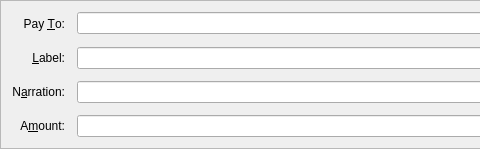
Old version of the form src/qt/forms/sendcoinsentry.ui in the repository Wincoinofficial/wincoin; both pictures show x 0 to 480 and y 0 to 149 of the 729 by 149 pixel window.
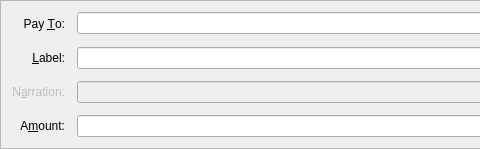
New version of the form. Icons and pictures are not drawn. Custom widgets are drawn as their Qt base class.

Diff of the .ui file:
```diff
--- a/src/qt/forms/sendcoinsentry.ui
+++ b/src/qt/forms/sendcoinsentry.ui
@@ -7,7 +7,7 @@
     <x>0</x>
     <y>0</y>
     <width>729</width>
-    <height>136</height>
+    <height>142</height>
    </rect>
   </property>
   <property name="windowTitle">
@@ -24,7 +24,7 @@
     <number>12</number>
    </property>
    <item row="6" column="0">
-    <widget class="QLabel" name="label">
+    <widget class="QLabel" name="label_3">
      <property name="text">
       <string>A&amp;mount:</string>
      </property>
@@ -70,7 +70,10 @@
     </layout>
    </item>
    <item row="5" column="0">
-    <widget class="QLabel" name="label">
+    <widget class="QLabel" name="label9">
+     <property name="enabled">
+      <bool>false</bool>
+     </property>
      <property name="text">
       <string>N&amp;arration:</string>
      </property>
@@ -85,16 +88,13 @@
    <item row="5" column="1">
     <widget class="QValidatedLineEdit" name="narration">
        <property name="enabled">
-        <bool>true</bool>
+      <bool>false</bool>
        </property>
        <property name="toolTip">
         <string>Enter a short note to send with payment (max 24 characters)</string>
        </property>
     </widget>
-    
    </item>
-   
-   
    <item row="4" column="0">
     <widget class="QLabel" name="label_4">
      <property name="text">
```
Lines whose indentation alone changed are shown as unchanged.
